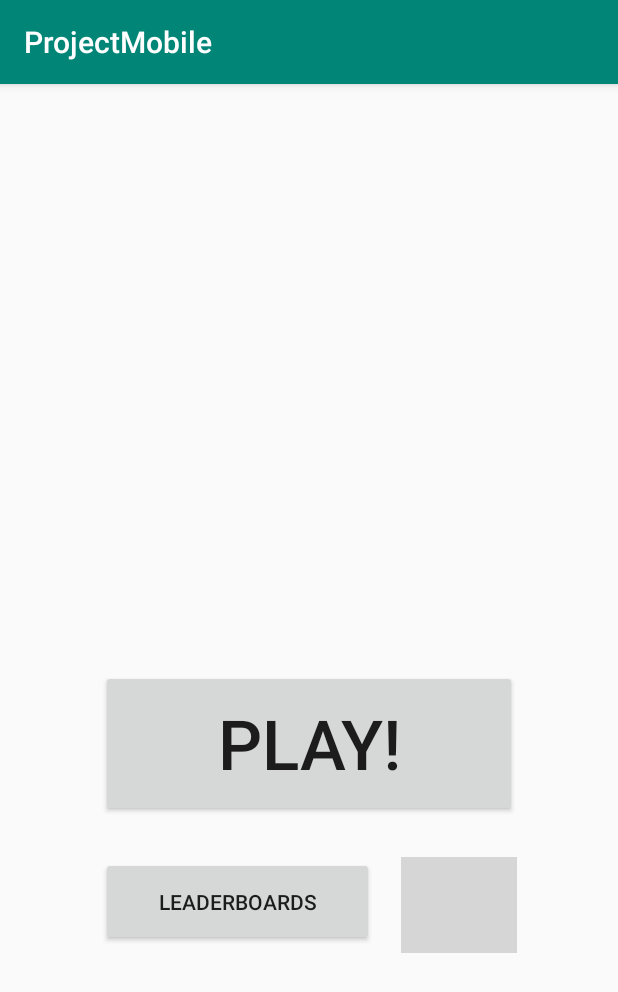
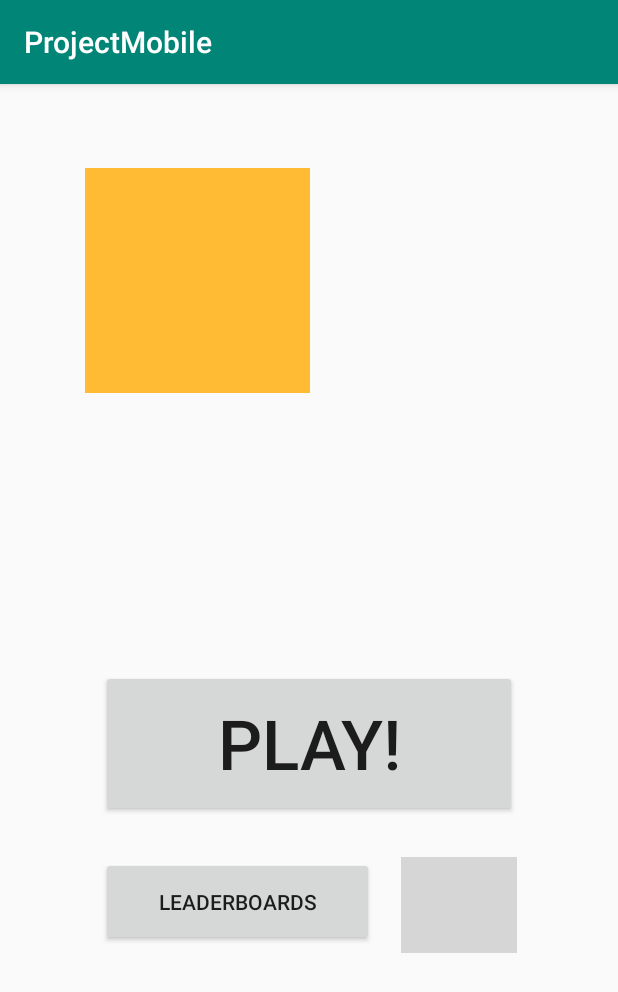
Before and after one commit to ste-corizzato/ProjectMobile, an Android app: the screen it shows after launch (MainActivity), on a phone screen of 412 x 824 dp. Shown: the top 992 px of the screen. Run offline under Robolectric (Android 15) with nearby library versions, the phone set to English and light mode, and no system bars; grey boxes are pictures that could not be loaded.

Commit message:
ho sistemato la foto profilo

```diff
--- a/app/src/main/res/layout/activity_main.xml
+++ b/app/src/main/res/layout/activity_main.xml
@@ -35,18 +35,20 @@
 
     <ImageView
         android:id="@+id/imageView"
-        android:layout_width="0dp"
-        android:layout_height="0dp"
+        android:layout_width="150dp"
+        android:layout_height="150dp"
         android:layout_marginStart="67dp"
         android:layout_marginTop="58dp"
         android:layout_marginEnd="216dp"
         android:layout_marginBottom="187dp"
         android:contentDescription="@string/account_image"
+        android:visibility="visible"
         app:layout_constraintBottom_toTopOf="@+id/button_map"
         app:layout_constraintEnd_toEndOf="parent"
         app:layout_constraintStart_toStartOf="parent"
         app:layout_constraintTop_toTopOf="parent"
-        tools:srcCompat="@android:color/holo_orange_light" />
+        app:srcCompat="@android:color/holo_orange_light"
+        tools:visibility="visible" />
 
     <ImageButton
         android:id="@+id/imageButton"
```
